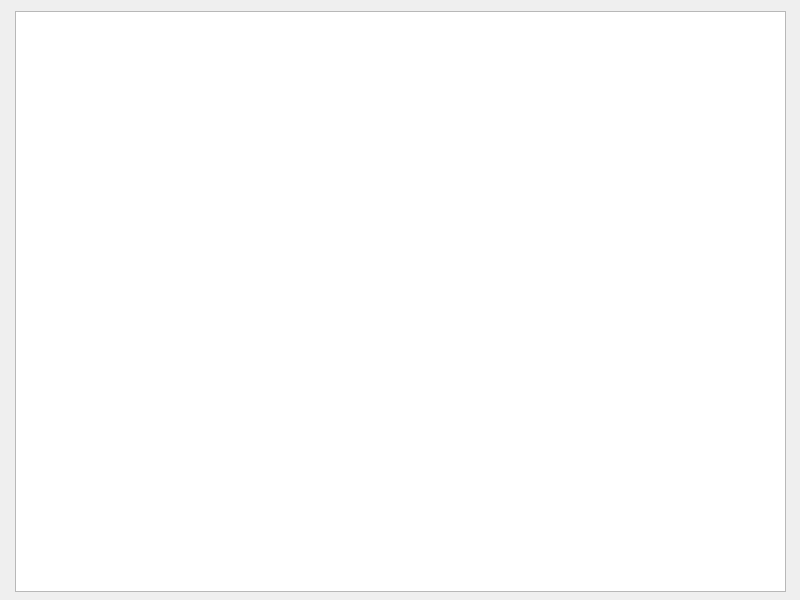
Before: the Qt Designer form app/Server/dialog.ui in Paulkie99/RubberContractBridge, drawn with Qt 5.
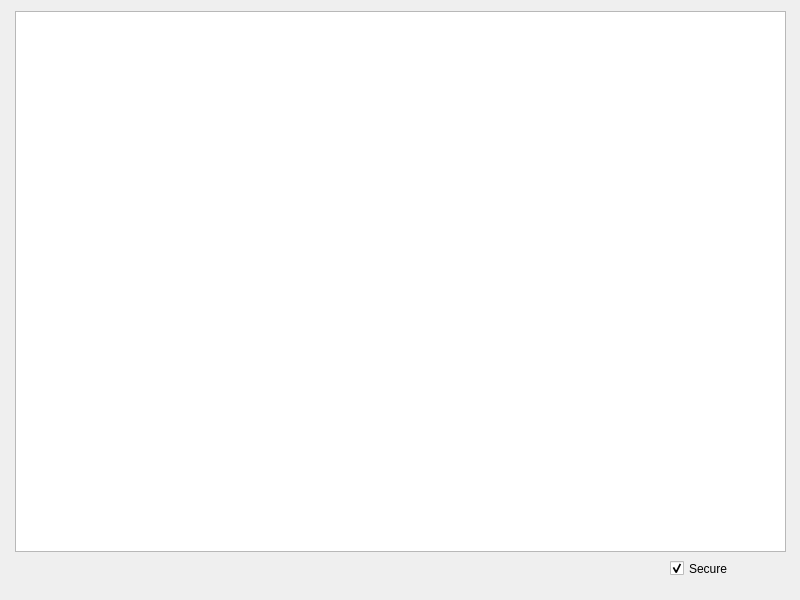
After: the same form once the commit is applied.

Commit message: Server Secure/Non-Secure Tickbox Added

Diff of the .ui file:
```diff
--- a/app/Server/dialog.ui
+++ b/app/Server/dialog.ui
@@ -19,10 +19,26 @@
      <x>15</x>
      <y>11</y>
      <width>771</width>
-     <height>581</height>
+     <height>541</height>
     </rect>
    </property>
   </widget>
+  <widget class="QCheckBox" name="checkBox">
+   <property name="geometry">
+    <rect>
+     <x>670</x>
+     <y>560</y>
+     <width>70</width>
+     <height>17</height>
+    </rect>
+   </property>
+   <property name="text">
+    <string>Secure</string>
+   </property>
+   <property name="checked">
+    <bool>true</bool>
+   </property>
+  </widget>
  </widget>
  <resources/>
  <connections/>
```
The commit also changes 24 other files.
